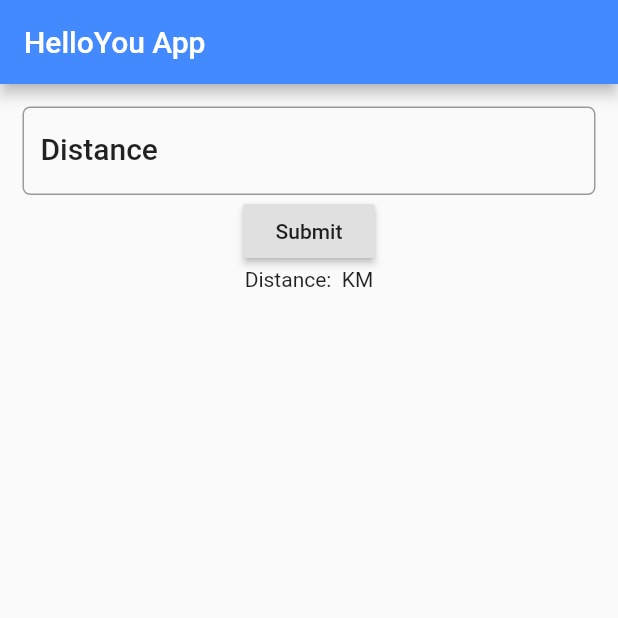
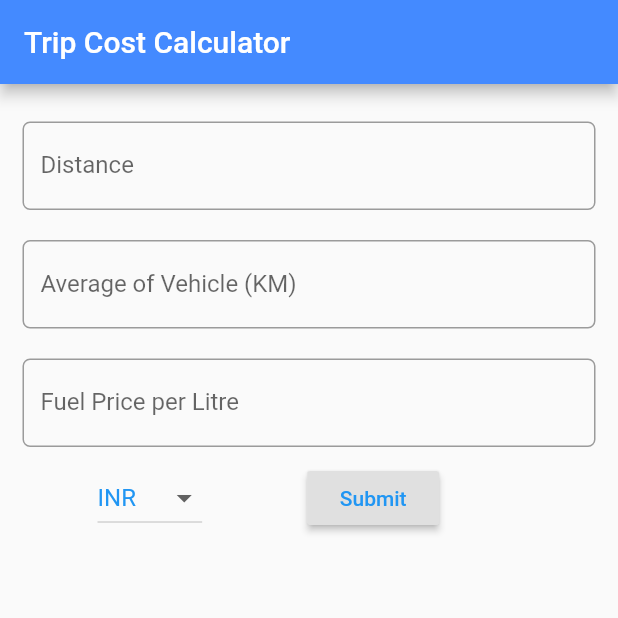
Before and after one commit to ashishpatel0720/flutter_getting_started, a Flutter app: the screen it shows after launch, after a tap on "Submit", on a phone screen of 412 x 824 dp, the top half of it. Run offline on Flutter 3.47's test engine with Material 2 defaults, Android fonts, the phone set to English and light mode, and no system bars.

Commit message:
[APP]: TripCost calculator done

```diff
--- a/lib/main.dart
+++ b/lib/main.dart
@@ -3,7 +3,7 @@ import 'package:flutter/material.dart';
 void main(){
   runApp(
       MaterialApp(
-        title: "Pizza Ordering App",
+        title: "Trip Cost Calculator",
         home: FuelForm(),
       )
 
@@ -17,64 +17,114 @@ class FuelForm extends StatefulWidget{
 }
 
 class _FuelFormState extends State<FuelForm> {
-  String distance = '';
-  final _currencies = ["Dollar","Euro","Pound"];
-  String _currency='Dollar'; // default value
+  final _currencies = ["INR","Dollar","Euro","Pound"];
+  String _currency= "INR"; // default value
+  String result = ''; // default value
 
-  TextEditingController textEditingController =TextEditingController();
+  final fieldDistance = 15.0;
+
+  TextEditingController distanceEditingController =TextEditingController();
+  TextEditingController avgEditingController =TextEditingController();
+  TextEditingController priceEditingController =TextEditingController();
+
   @override
   Widget build(BuildContext context) {
 
     TextStyle textStyle = Theme.of(context).textTheme.title;
     return Scaffold(
       appBar: AppBar(
-        title: Text("HelloYou App"),
+        title: Text("Trip Cost Calculator"),
         backgroundColor: Colors.blueAccent,
       ),
       body: Container(
         padding: EdgeInsets.all(15.0),
         child: Column(
           children: <Widget>[
-            TextField(
-              controller: textEditingController,
-              decoration: InputDecoration(
-                   labelText: 'Distance',
-                  hintText:"eg. 12.4",
-                  labelStyle: textStyle,
-                  border: OutlineInputBorder(
-                      borderRadius: BorderRadius.circular(5.0)
-                  )
-              ),
-              keyboardType: TextInputType.number, // only numbers will be shown in keyboard input
+
+            getTextField(distanceEditingController, 'Distance', 'e.g. 250'),
+            getTextField(avgEditingController, 'Average of Vehicle (KM)', "eg. 12.4"),
+            getTextField(priceEditingController, 'Fuel Price per Litre',"eg. 1.64"),
+
+            Row(
+              children: <Widget>[
+                Padding(
+                  padding: const EdgeInsets.only(left:50,right:20),
+                  child: DropdownButton<String>(
+                    items: _currencies.map((String value ){
+                      return DropdownMenuItem<String>(
+                          value: value,
+                          child: Text(
+                              value,
+                            style: TextStyle(
+                              color: Colors.blue
+                            ),
+                          )
+                      );
+                    }).toList(),
+                    value: _currency,
+                    onChanged: (String value){
+                      setState(() {
+                        this._currency= value;
+                      });
+                    },
+                  ),
+                ),
+                Padding(
+                  padding: const EdgeInsets.only(left:50.0),
+                  child: RaisedButton(
+                      onPressed: () {
+                        setState(() {
+                          result = _calculate();
+                        });
+                      },
+                      child:Text(
+                          "Submit",
+                        style: TextStyle(
+                          color: Colors.blue,
+                        ),
+                      )
+                  ),
+                ),
+              ],
             ),
-            RaisedButton(
-              onPressed: () {
-                setState(() {
-                  distance=textEditingController.text;
-                });
-              },
-              child:Text("Submit")
+            Padding(
+              padding: const EdgeInsets.all(18.0),
+              child: Text(result,
+            style:TextStyle(
+              fontSize: 20.0,
+              color: Colors.blue,
+            )
+        ),
             ),
-            Text("Distance: "+ textEditingController.text + ' KM'),
-
-//            DropdownButton<String>(
-//              items: _currencies.map((String value ){
-//                return DropdownMenuItem<String>(
-//                    value: value,
-//                    child: Text(value)
-//                );
-//              }).toList(),
-//              value: _currency,
-//              onChanged: (String value){
-//                setState(() {
-//                  this._currency= value;
-//                });
-//              },
-//            )
           ],
         ),
       ),
     );
   }
 
+  String _calculate(){
+    double _distance= double.parse(distanceEditingController.text);
+    double _consumption= double.parse(avgEditingController.text);
+    double _fuelCost= double.parse(priceEditingController.text);
+
+      double _totalCost = _distance/_consumption * _fuelCost;
+      return "The Total Cost of your trip : " + _totalCost.toStringAsFixed(2) +" "+ _currency;
+  }
+
+  Widget getTextField(TextEditingController controller, String label, String hint){
+    return Container(
+      padding: EdgeInsets.only(top:10.0, bottom: 10.0),
+      child: TextField(
+        controller: controller,
+        decoration: InputDecoration(
+            labelText: label,
+            hintText: hint,
+            border: OutlineInputBorder(
+                borderRadius: BorderRadius.circular(5.0)
+            )
+        ),
+        keyboardType: TextInputType.number, // only numbers will be shown in keyboard input
+      ),
+    );
+  }
 }
```
